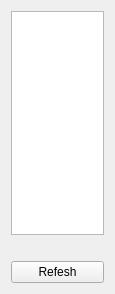
Qt form gui/scorewindow.ui (yrambler2001/game_4096) before a commit.
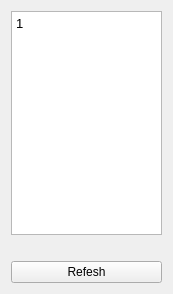
The same form after that commit.

Diff of the .ui file:
```diff
--- a/gui/scorewindow.ui
+++ b/gui/scorewindow.ui
@@ -6,10 +6,16 @@
    <rect>
     <x>0</x>
     <y>0</y>
-    <width>115</width>
+    <width>173</width>
     <height>294</height>
    </rect>
   </property>
+  <property name="sizePolicy">
+   <sizepolicy hsizetype="Fixed" vsizetype="Fixed">
+    <horstretch>0</horstretch>
+    <verstretch>0</verstretch>
+   </sizepolicy>
+  </property>
   <property name="windowTitle">
    <string>Score Window</string>
   </property>
@@ -19,6 +25,13 @@
      <property name="readOnly">
       <bool>true</bool>
      </property>
+     <property name="html">
+      <string>&lt;!DOCTYPE HTML PUBLIC &quot;-//W3C//DTD HTML 4.0//EN&quot; &quot;http://www.w3.org/TR/REC-html40/strict.dtd&quot;&gt;
+&lt;html&gt;&lt;head&gt;&lt;meta name=&quot;qrichtext&quot; content=&quot;1&quot; /&gt;&lt;style type=&quot;text/css&quot;&gt;
+p, li { white-space: pre-wrap; }
+&lt;/style&gt;&lt;/head&gt;&lt;body style=&quot; font-family:'MS Shell Dlg 2'; font-size:8.25pt; font-weight:400; font-style:normal;&quot;&gt;
+&lt;p style=&quot; margin-top:0px; margin-bottom:0px; margin-left:0px; margin-right:0px; -qt-block-indent:0; text-indent:0px;&quot;&gt;&lt;span style=&quot; font-family:'MS Shell Dlg 2'; font-size:10pt;&quot;&gt;1&lt;/span&gt;&lt;/p&gt;&lt;/body&gt;&lt;/html&gt;</string>
+     </property>
     </widget>
    </item>
    <item>
```
